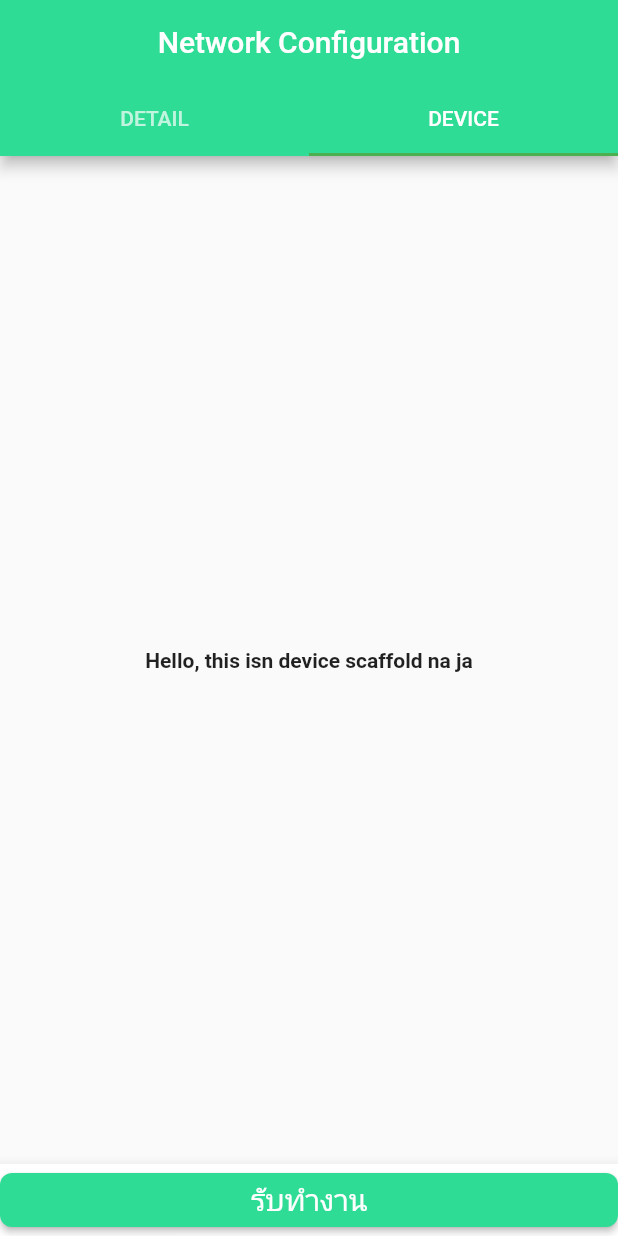
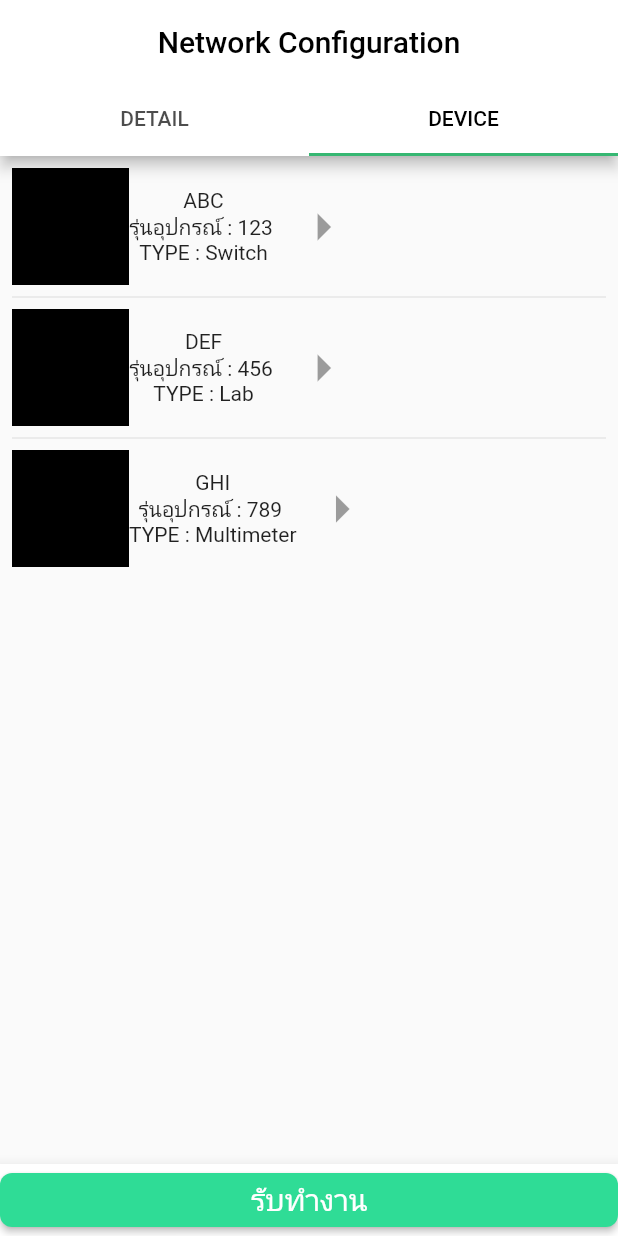
Before and after one commit to godprogrammer3/technician_app, a Flutter app: the screen it shows after launch, tab 2 chosen, on a phone screen of 412 x 824 dp. Run offline on Flutter 3.47's test engine with Material 2 defaults, Android fonts, the phone set to English and light mode, and no system bars; our stand-ins replace bloc, data_connection_checker, equatable, flutter_bloc, flutter_svg, pin_code_fields; missing offline and left inert: configurable_expansion_tile.

Commit message:
add draft of body
lack of decoration and using API

```diff
--- a/lap_app/lib/ui/pages/task_detail_page.dart
+++ b/lap_app/lib/ui/pages/task_detail_page.dart
@@ -7,25 +7,27 @@ import 'package:pin_code_fields/pin_code_fields.dart';
 
 class TaskDetail extends StatelessWidget{
 
-
   @override
   Widget build(BuildContext contex){
     return DefaultTabController(
       length: 2,
       child: Scaffold(
         appBar: AppBar(
-          title: Text('Network Configuration'),
+          title: Text('Network Configuration',style: TextStyle(color: Colors.black),),
           centerTitle: true,
-          backgroundColor: const Color(0xFF2FDC96),
+          backgroundColor: Colors.white,
           bottom: TabBar(
-            tabs: [new Tab(text: 'DETAIL'),new Tab(text: 'DEVICE')]
+            indicatorColor: const Color(0xff36B772),
+            labelColor: Colors.black,
+            tabs: [new Tab(text: 'DETAIL',),new Tab(text: 'DEVICE')]
           ),
       ),
 
         body: TabBarView(children: <Widget>[
-          Text('Device na ja'),
           // Text('Detail na ja')
-          buildBody(contex)
+          buildBodyDetail(contex),
+          // Text('Device na ja')
+          buildBodyDevice(contex)
         ],),
 
         bottomNavigationBar: BottomAppBar(
@@ -45,23 +47,4 @@ class TaskDetail extends StatelessWidget{
   }
 
 
-  Widget buildBody(BuildContext contex){
-      return  Stack(
-        children:<Widget>[
-          Align(
-            alignment:Alignment.center,
-            child:
-              Text(
-                'Hello, this isn device scaffold na ja',
-                textAlign: TextAlign.center,
-                overflow: TextOverflow.ellipsis,
-                style: TextStyle(fontWeight: FontWeight.bold),
-              )
-
-          ),
-
-        ],
-        overflow: Overflow.visible,
-      );
-  }
 }
--- /dev/null
+++ b/lap_app/lib/ui/widget/task_detail.dart
@@ -0,0 +1,49 @@
+import 'package:flutter/services.dart';
+import 'package:flutter_bloc/flutter_bloc.dart';
+import 'package:lap_app/bloc/bloc.dart';
+import 'package:lap_app/data/entities/entities.dart';
+import 'package:pin_code_fields/pin_code_fields.dart';
+import 'package:flutter/material.dart';
+
+  Widget buildBodyDetail(BuildContext contex){
+    var nameCustomer = "PTT";
+    var nameProject = "eieieieiei";
+    var detailJob = "Hello za haha +";
+
+      return  ListView(
+        scrollDirection: Axis.vertical,
+        children:<Widget>[
+          Align(
+            alignment:Alignment.center,
+            child: Column(
+              children: <Widget>[
+
+                Container(
+                  child: Text('รายละเอียดโปรเจค'),
+                  ),
+
+                Container(
+                    child: Container(
+                      child: Column(
+                        children: <Widget>[
+                          Text('ชื่อลูกค้า : $nameCustomer'),
+                          Text('Project : $nameProject'),
+                        ],
+                      ),
+                    )
+                  ),
+
+                Container(
+                  child: Text('รายละเอียดงาน'),
+                  ),
+
+                Container(
+                  child: Text('$detailJob'),
+                  )
+
+              ],
+            )
+          ),
+        ],
+      );
+  }
--- /dev/null
+++ b/lap_app/lib/ui/widget/task_device.dart
@@ -0,0 +1,62 @@
+import 'package:flutter/services.dart';
+import 'package:flutter_bloc/flutter_bloc.dart';
+import 'package:lap_app/bloc/bloc.dart';
+import 'package:lap_app/data/entities/entities.dart';
+import 'package:pin_code_fields/pin_code_fields.dart';
+import 'package:flutter/material.dart';
+
+  Widget buildBodyDevice(BuildContext contex){
+      final List<String> entries = <String>['A', 'B', 'C'];
+      final List<int> colorCodes = <int>[600, 500, 100];
+
+      List<String> nameDevice = <String>['ABC','DEF','GHI'];
+      List<String> modelDevice = <String>['123','456','789'];
+      List<String> typeDevice = <String>['Switch','Lab','Multimeter'];
+
+      return ListView.separated(
+              padding: const EdgeInsets.all(8),
+              itemCount: nameDevice.length,
+              itemBuilder: (BuildContext context, int index) {
+                return Container(
+                  // height: 50,
+                  // color: Colors.amber[colorCodes[index]],
+                  child: Row(
+                    children: <Widget>[
+
+                      Container(
+                        height: 78.0,
+                        width: 78.0,
+                        decoration: new BoxDecoration(
+                          // image: DecorationImage(
+                          //   image: new AssetImage(
+                          //       ''),
+                          //   fit: BoxFit.fill,
+                          // ),
+                          shape: BoxShape.rectangle,
+                          color: Colors.black
+                        ),
+                      ),
+
+                      Container(
+                        child: Column(
+                          children: <Widget>[
+                            Text('${nameDevice[index]}'),
+                            Text('รุ่นอุปกรณ์ : ${modelDevice[index]} '),
+                            Text('TYPE : ${typeDevice[index]}'),
+                          ],
+                        ),
+
+                      ),
+
+                      Container(
+                          child: IconButton(iconSize: 44.0,icon: Icon(Icons.arrow_right),onPressed: null,),
+                      )
+                    ],
+                  )
+
+                  // Center(child: Text('Entry ${entries[index]}'))
+                );
+              },
+              separatorBuilder: (BuildContext context, int index) => const Divider(),
+            );
+  }
--- a/lap_app/lib/ui/widget/widgets.dart
+++ b/lap_app/lib/ui/widget/widgets.dart
@@ -1,3 +1,5 @@
 export './image_display.dart';
 export './otp_input.dart';
 export './loading_widget.dart';
+export './task_detail.dart';
+export './task_device.dart';
```
